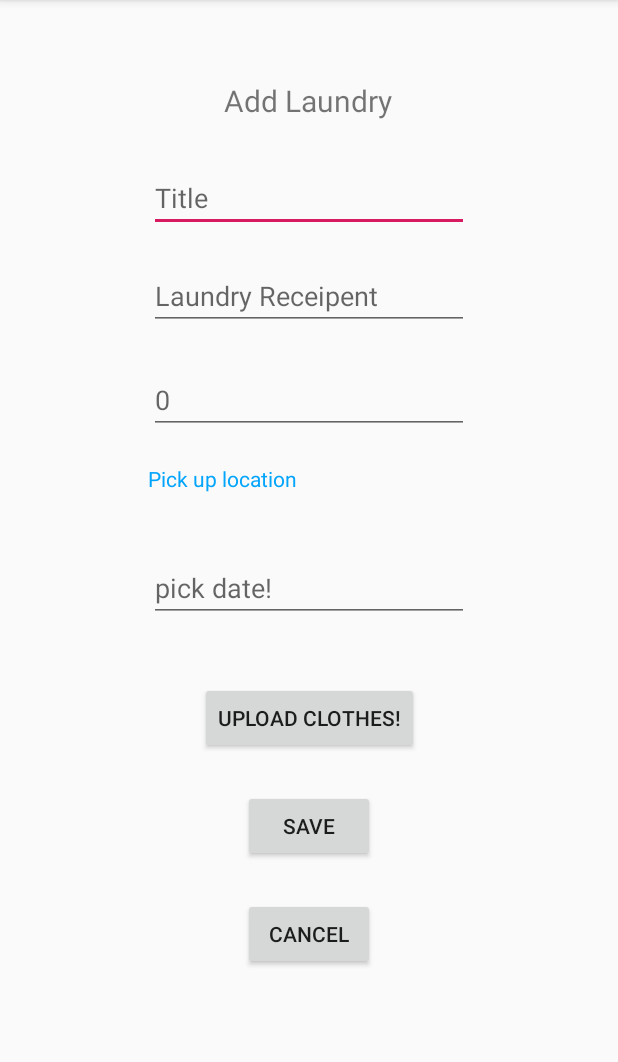
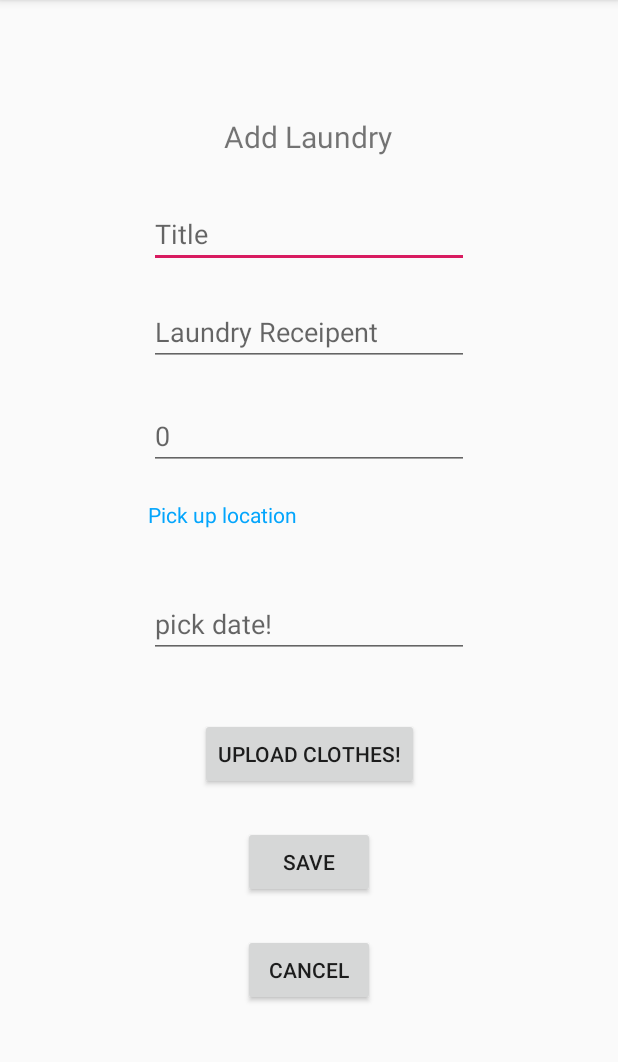
Before and after one commit to ranisianipar/clouthing-app, an Android app: the FormActivity screen opened directly, with no data from a screen before it, on a phone screen of 412 x 824 dp, the part 84-1146 px from its top. Run offline under Robolectric (Android 15) with nearby library versions, the phone set to English and light mode, and no system bars; 2 statements that could not run were skipped.

Commit message:
update margin of button

```diff
--- a/app/src/main/java/id/ac/ui/cs/mobileprogramming/ranilasmauli/clouthing/FormActivity.java
+++ b/app/src/main/java/id/ac/ui/cs/mobileprogramming/ranilasmauli/clouthing/FormActivity.java
@@ -19,6 +19,8 @@ public class FormActivity extends AppCompatActivity {
 
 //    button
     private Button cancelButton;
+    private Button saveButton;
+    private Button uploadButton;
 
     @Override
     protected void onCreate(Bundle savedInstanceState) {
@@ -55,6 +57,20 @@ public class FormActivity extends AppCompatActivity {
                 finish();
             }
         });
+
+        saveButton.setOnClickListener(new View.OnClickListener() {
+            @Override
+            public void onClick(View view) {
+                // save entity
+            }
+        });
+
+        uploadButton.setOnClickListener(new View.OnClickListener() {
+            @Override
+            public void onClick(View view) {
+                // upload multiple image
+            }
+        });
     }
 
     @Override
--- a/app/src/main/res/layout/activity_form.xml
+++ b/app/src/main/res/layout/activity_form.xml
@@ -1,86 +1,16 @@
 <?xml version="1.0" encoding="utf-8"?>
-<ScrollView xmlns:app="http://schemas.android.com/apk/res-auto"
+<ScrollView xmlns:android="http://schemas.android.com/apk/res/android"
+    xmlns:app="http://schemas.android.com/apk/res-auto"
     xmlns:tools="http://schemas.android.com/tools"
-    android:layout_height="match_parent" android:layout_width="match_parent"
-    xmlns:android="http://schemas.android.com/apk/res/android"
+    android:layout_width="match_parent"
+    android:layout_height="match_parent"
+    android:layout_marginTop="24dp"
+    android:layout_marginBottom="24dp"
     tools:context=".FormActivity">
+
     <androidx.constraintlayout.widget.ConstraintLayout
         android:layout_width="match_parent"
         android:layout_height="wrap_content">
-
-        <TextView
-            android:id="@+id/tv_form_title"
-            android:layout_width="wrap_content"
-            android:layout_height="32dp"
-            android:text="@string/form_activity_title"
-            android:textAlignment="center"
-            android:textSize="20dp"
-            app:layout_constraintBottom_toBottomOf="parent"
-            app:layout_constraintEnd_toEndOf="parent"
-            app:layout_constraintHorizontal_bias="0.498"
-            app:layout_constraintStart_toStartOf="parent"
-            app:layout_constraintTop_toTopOf="parent"
-            app:layout_constraintVertical_bias="0.087" />
-
-        <EditText
-            android:id="@+id/et_title"
-            android:layout_width="wrap_content"
-            android:layout_height="wrap_content"
-            android:layout_marginTop="24dp"
-            android:ems="10"
-            android:hint="@string/form_title"
-            android:inputType="textPersonName"
-            app:layout_constraintEnd_toEndOf="parent"
-            app:layout_constraintStart_toStartOf="parent"
-            app:layout_constraintTop_toBottomOf="@+id/tv_form_title" />
-
-        <EditText
-            android:id="@+id/et_pic"
-            android:layout_width="wrap_content"
-            android:layout_height="wrap_content"
-            android:layout_marginTop="20dp"
-            android:ems="10"
-            android:hint="@string/form_laundry_rec"
-            android:inputType="textPersonName"
-            app:layout_constraintEnd_toEndOf="parent"
-            app:layout_constraintStart_toStartOf="parent"
-            app:layout_constraintTop_toBottomOf="@+id/et_title" />
-
-        <EditText
-            android:id="@+id/et_amount"
-            android:layout_width="wrap_content"
-            android:layout_height="wrap_content"
-            android:layout_marginTop="24dp"
-            android:ems="10"
-            android:hint="0"
-            android:inputType="number"
-            app:layout_constraintEnd_toEndOf="parent"
-            app:layout_constraintStart_toStartOf="parent"
-            app:layout_constraintTop_toBottomOf="@+id/et_pic" />
-
-        <TextView
-            android:id="@+id/tv_location"
-            android:layout_width="215dp"
-            android:layout_height="40dp"
-            android:layout_marginTop="20dp"
-            android:text="@string/form_location"
-            android:textColor="@color/colorSpecial"
-            app:layout_constraintEnd_toEndOf="parent"
-            app:layout_constraintStart_toStartOf="parent"
-            app:layout_constraintTop_toBottomOf="@+id/et_amount" />
-
-        <EditText
-            android:id="@+id/et_end_date"
-            android:layout_width="wrap_content"
-            android:layout_height="wrap_content"
-            android:layout_marginTop="20dp"
-            android:ems="10"
-            android:hint="@string/form_date"
-            android:inputType="date"
-            android:focusable="false"
-            app:layout_constraintEnd_toEndOf="parent"
-            app:layout_constraintStart_toStartOf="parent"
-            app:layout_constraintTop_toBottomOf="@+id/tv_location" />
 
         <Button
             android:id="@+id/bt_upload"
@@ -113,5 +43,87 @@
             app:layout_constraintStart_toStartOf="parent"
             app:layout_constraintTop_toBottomOf="@+id/bt_save" />
 
+        <EditText
+            android:id="@+id/et_end_date"
+            android:layout_width="wrap_content"
+            android:layout_height="wrap_content"
+            android:layout_marginTop="20dp"
+            android:ems="10"
+            android:focusable="false"
+            android:hint="@string/form_date"
+            android:inputType="date"
+            app:layout_constraintEnd_toEndOf="parent"
+            app:layout_constraintStart_toStartOf="parent"
+            app:layout_constraintTop_toBottomOf="@+id/tv_location" />
+
+        <EditText
+            android:id="@+id/et_title"
+            android:layout_width="wrap_content"
+            android:layout_height="wrap_content"
+            android:layout_marginTop="24dp"
+            android:ems="10"
+            android:hint="@string/form_title"
+            android:inputType="textPersonName"
+            app:layout_constraintEnd_toEndOf="parent"
+            app:layout_constraintStart_toStartOf="parent"
+            app:layout_constraintTop_toBottomOf="@+id/tv_form_title" />
+
+        <EditText
+            android:id="@+id/et_pic"
+            android:layout_width="wrap_content"
+            android:layout_height="wrap_content"
+            android:layout_marginTop="20dp"
+            android:ems="10"
+            android:hint="@string/form_laundry_rec"
+            android:inputType="textPersonName"
+            app:layout_constraintEnd_toEndOf="parent"
+            app:layout_constraintStart_toStartOf="parent"
+            app:layout_constraintTop_toBottomOf="@+id/et_title" />
+
+        <!--        <GridView-->
+        <!--            android:layout_width="match_parent"-->
+        <!--            android:layout_height="0dp"-->
+        <!--            android:id="@+id/gv"-->
+        <!--            android:numColumns="3"-->
+        <!--            android:layout_weight="1">-->
+        <!--        </GridView>-->
+
+        <EditText
+            android:id="@+id/et_amount"
+            android:layout_width="wrap_content"
+            android:layout_height="wrap_content"
+            android:layout_marginTop="24dp"
+            android:ems="10"
+            android:hint="0"
+            android:inputType="number"
+            app:layout_constraintEnd_toEndOf="parent"
+            app:layout_constraintStart_toStartOf="parent"
+            app:layout_constraintTop_toBottomOf="@+id/et_pic" />
+
+        <TextView
+            android:id="@+id/tv_form_title"
+            android:layout_width="wrap_content"
+            android:layout_height="32dp"
+            android:text="@string/form_activity_title"
+            android:textAlignment="center"
+            android:textSize="20dp"
+            app:layout_constraintBottom_toBottomOf="parent"
+            app:layout_constraintEnd_toEndOf="parent"
+            app:layout_constraintHorizontal_bias="0.498"
+            app:layout_constraintStart_toStartOf="parent"
+            app:layout_constraintTop_toTopOf="parent"
+            app:layout_constraintVertical_bias="0.087" />
+
+        <TextView
+            android:id="@+id/tv_location"
+            android:layout_width="215dp"
+            android:layout_height="40dp"
+            android:layout_marginTop="20dp"
+            android:text="@string/form_location"
+            android:textColor="@color/colorSpecial"
+            app:layout_constraintEnd_toEndOf="parent"
+            app:layout_constraintStart_toStartOf="parent"
+            app:layout_constraintTop_toBottomOf="@+id/et_amount" />
+
     </androidx.constraintlayout.widget.ConstraintLayout>
 </ScrollView>
```
